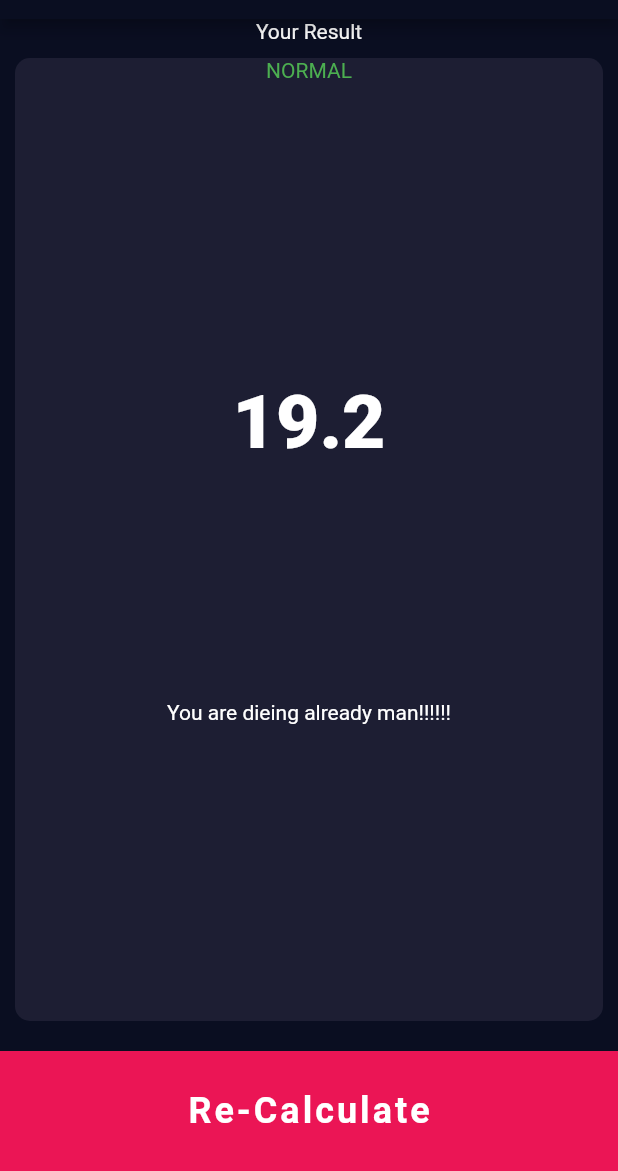
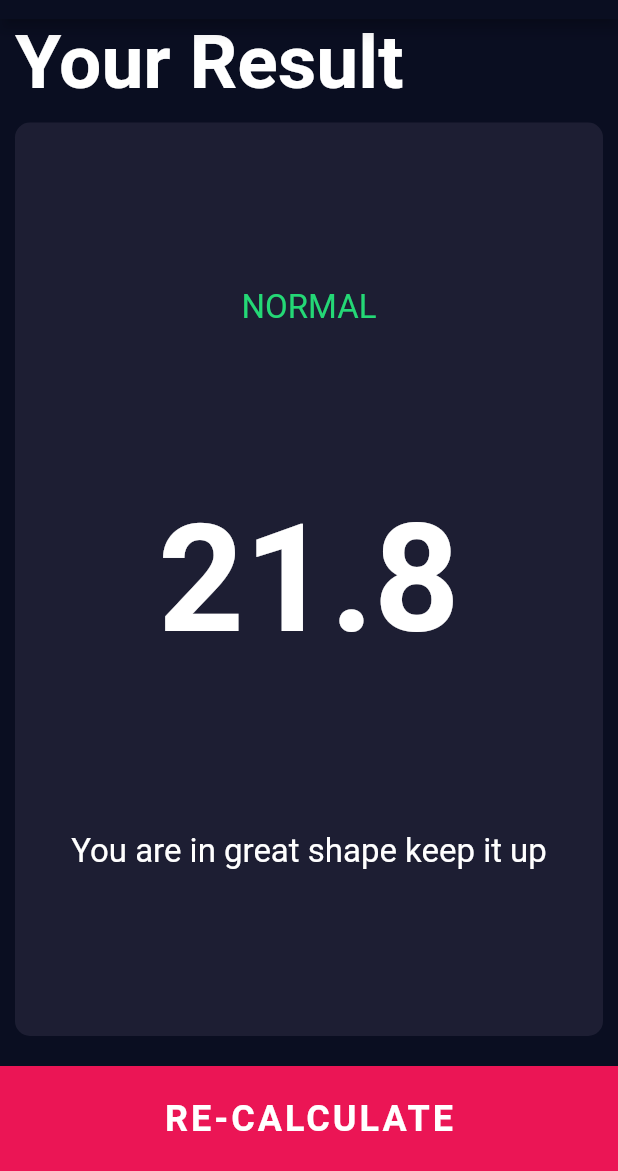
Before and after one commit to nonicalx/bmi-calculator-flutter, a Flutter app: the screen it shows after launch, after a tap on "CALCULATE", on a phone screen of 412 x 824 dp, the part 65-1236 px from its top. Run offline on Flutter 3.47's test engine with Material 2 defaults, Android fonts, the phone set to English and light mode, and no system bars; our stand-ins replace font_awesome_flutter.

Commit message:
bmi result completed

```diff
--- a/lib/bottomButtom.dart
+++ b/lib/bottomButtom.dart
@@ -1,25 +1,21 @@
 import 'package:flutter/material.dart';
-import 'input_result.dart';
 
 class BottomButton extends StatelessWidget {
   final int color;
   final String title;
-  const BottomButton({this.color = 0xFFEB1555, this.title = 'CALCULATE'});
+  final Function onPress;
+  const BottomButton(
+      {this.color = 0xFFEB1555, this.title = 'CALCULATE', this.onPress});
 
   @override
   Widget build(BuildContext context) {
     return GestureDetector(
-      onTap: () {
-        Navigator.push(context, MaterialPageRoute(builder: (context) {
-          print('clickeddddd');
-          return InputResult();
-        }));
-      },
+      onTap: onPress,
       child: Container(
         color: Color(color),
         width: double.infinity,
         margin: EdgeInsets.only(top: 10),
-        height: 80,
+        height: 70,
         child: Center(
           child: Text(
             title,
--- /dev/null
+++ b/lib/calculator.dart
@@ -0,0 +1,45 @@
+import 'dart:math';
+
+import 'package:flutter/cupertino.dart';
+
+class Calculator {
+  final int height;
+  final int weight;
+
+  double _bmi;
+  String _bmiValue;
+
+  Calculator({@required this.height, @required this.weight}) {
+    calculateBMI();
+  }
+
+  void calculateBMI() {
+    _bmi = weight / pow((height / 100), 2);
+    _bmiValue = _bmi.toStringAsFixed(1);
+  }
+
+  Map getResult() {
+    if (_bmi >= 25) {
+      return {
+        'value': _bmiValue,
+        'status': 'OVERWEIGHT',
+        'comment': 'You need to cut down on your carbs and workout more',
+        'color': 0xFFC62828
+      };
+    } else if (_bmi > 18.5 && _bmi < 25) {
+      return {
+        'value': _bmiValue,
+        'status': 'NORMAL',
+        'comment': 'You are in great shape keep it up',
+        'color': 0xFF24D876
+      };
+    } else {
+      return {
+        'value': _bmiValue,
+        'status': 'UNDERWEIGHT',
+        'comment': 'You need to start eating healthly',
+        'color': 0xFFFF8F00
+      };
+    }
+  }
+}
--- a/lib/inputPage.dart
+++ b/lib/inputPage.dart
@@ -5,7 +5,7 @@ import 'genderSign.dart';
 import 'constants.dart';
 import 'roundIconBtn.dart';
 import 'package:font_awesome_flutter/font_awesome_flutter.dart';
-
+import 'input_result.dart';
 
 enum Gender { male, female }
 
@@ -22,31 +22,30 @@ class _InputPageState extends State<InputPage> {
   int weight = 50;
   int age = 10;
 
-
-  void increamentWeight(){
-    if(weight <= 999){
+  void increamentWeight() {
+    if (weight <= 999) {
       weight++;
     }
   }
 
-  void decreamentWeight(){
-    if(weight >= 10){
+  void decreamentWeight() {
+    if (weight >= 10) {
       weight--;
     }
   }
 
-
-  void increamentAge(){
-    if(age <= 400){
+  void increamentAge() {
+    if (age <= 400) {
       age++;
     }
   }
 
-  void decreamentAge(){
-    if(age>1){
+  void decreamentAge() {
+    if (age > 1) {
       age--;
     }
   }
+
   @override
   Widget build(BuildContext context) {
     return Scaffold(
@@ -144,14 +143,21 @@ class _InputPageState extends State<InputPage> {
                         Row(
                             mainAxisAlignment: MainAxisAlignment.center,
                             children: <Widget>[
-                              RoundIconButton(icon: FontAwesomeIcons.minus, onPress: (){setState((){
-                                decreamentWeight();
-                              });}),
-
+                              RoundIconButton(
+                                  icon: FontAwesomeIcons.minus,
+                                  onPress: () {
+                                    setState(() {
+                                      decreamentWeight();
+                                    });
+                                  }),
                               SizedBox(width: 10),
-                              RoundIconButton(icon: FontAwesomeIcons.plus, onPress: (){setState((){
-                                increamentWeight();
-                              });})
+                              RoundIconButton(
+                                  icon: FontAwesomeIcons.plus,
+                                  onPress: () {
+                                    setState(() {
+                                      increamentWeight();
+                                    });
+                                  })
                             ])
                       ],
                     ),
@@ -167,14 +173,21 @@ class _InputPageState extends State<InputPage> {
                         Row(
                             mainAxisAlignment: MainAxisAlignment.center,
                             children: <Widget>[
-                              RoundIconButton(icon: FontAwesomeIcons.minus, onPress: (){setState((){
-                                decreamentAge();
-                              });}),
-
+                              RoundIconButton(
+                                  icon: FontAwesomeIcons.minus,
+                                  onPress: () {
+                                    setState(() {
+                                      decreamentAge();
+                                    });
+                                  }),
                               SizedBox(width: 10),
-                              RoundIconButton(icon: FontAwesomeIcons.plus, onPress: (){setState((){
-                                increamentAge();
-                              });}),
+                              RoundIconButton(
+                                  icon: FontAwesomeIcons.plus,
+                                  onPress: () {
+                                    setState(() {
+                                      increamentAge();
+                                    });
+                                  }),
                             ])
                       ],
                     ),
@@ -182,7 +195,13 @@ class _InputPageState extends State<InputPage> {
                 ),
               ]),
             ),
-            BottomButton()
+            BottomButton(
+              onPress: () {
+                Navigator.push(context, MaterialPageRoute(builder: (context) {
+                  return InputResult(height: height, weight: weight);
+                }));
+              },
+            )
           ],
         ));
   }
--- a/lib/input_result.dart
+++ b/lib/input_result.dart
@@ -1,38 +1,62 @@
+import 'package:bmi_calculator/main.dart';
 import 'package:flutter/material.dart';
 import 'constants.dart';
 import 'reuseableCard.dart';
 import 'bottomButtom.dart';
+import 'calculator.dart';
+
+Map result;
 
 class InputResult extends StatelessWidget {
+  final int height;
+  final int weight;
+
+  InputResult({this.height, this.weight}) {
+    Calculator newBMI =
+        new Calculator(height: this.height, weight: this.weight);
+    result = newBMI.getResult();
+  }
   @override
   Widget build(BuildContext context) {
     return Scaffold(
       appBar: AppBar(
         title: Text('BMI CALCULATOR'),
       ),
-      body: SafeArea(
-        child: Column(
+      body: Column(
+        crossAxisAlignment: CrossAxisAlignment.stretch,
         children: <Widget>[
-            Text("Your Result"),
+          Padding(
+            padding: const EdgeInsets.only(left: 10.0),
+            child: Text("Your Result",
+                style: TextStyle(fontSize: 50, fontWeight: FontWeight.bold)),
+          ),
           Expanded(
             child: ReuseableCard(
                 content: Column(
-                      mainAxisAlignment: MainAxisAlignment.center,
+                    mainAxisAlignment: MainAxisAlignment.spaceEvenly,
                     children: <Widget>[
-                    Expanded(
-                        child: Text(
-                      'NORMAL',
-                      style: TextStyle(color: Colors.green),
-                    )),
-                    Expanded(child: Text('19.2', style: kNumberTxtStyle)),
-                    Expanded(child: Text('You are dieing already man!!!!!!'))
+                  Text(
+                    result['status'],
+                    style:
+                        TextStyle(color: Color(result['color']), fontSize: 22),
+                  ),
+                  Text(result['value'],
+                      style: TextStyle(
+                          fontSize: 100, fontWeight: FontWeight.bold)),
+                  Text(
+                    result['comment'],
+                    style: TextStyle(fontSize: 22),
+                    textAlign: TextAlign.center,
+                  )
                 ])),
           ),
           BottomButton(
-              title: "Re-Calculate",
+            title: "RE-CALCULATE",
+            onPress: () {
+              Navigator.pop(context);
+            },
           )
         ],
-        ),
       ),
     );
   }
```
Lines whose indentation alone changed are shown as unchanged.
